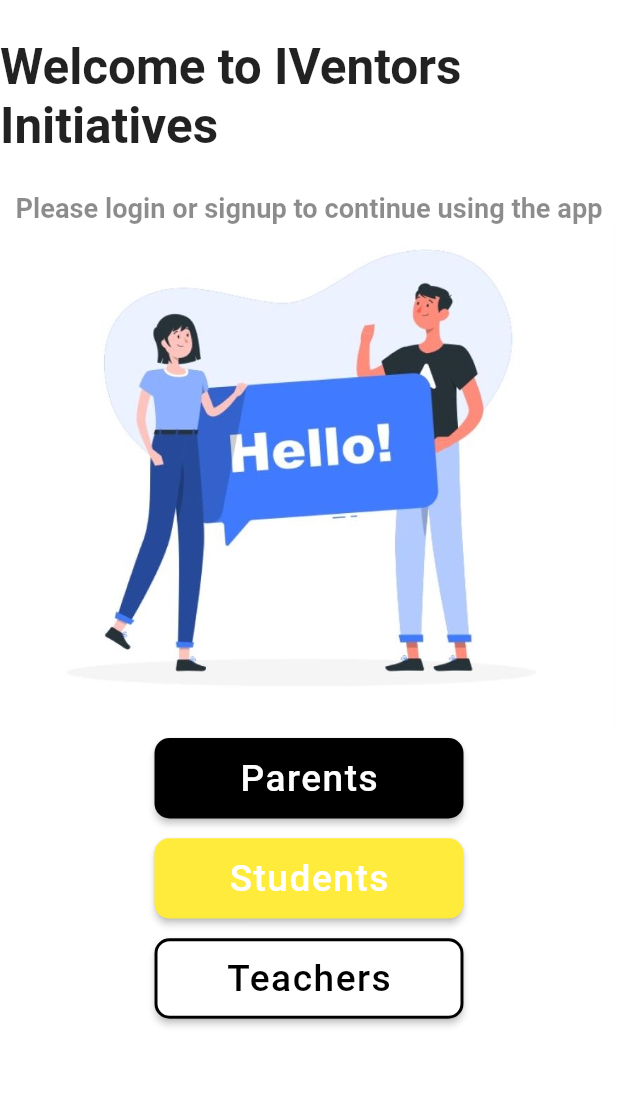
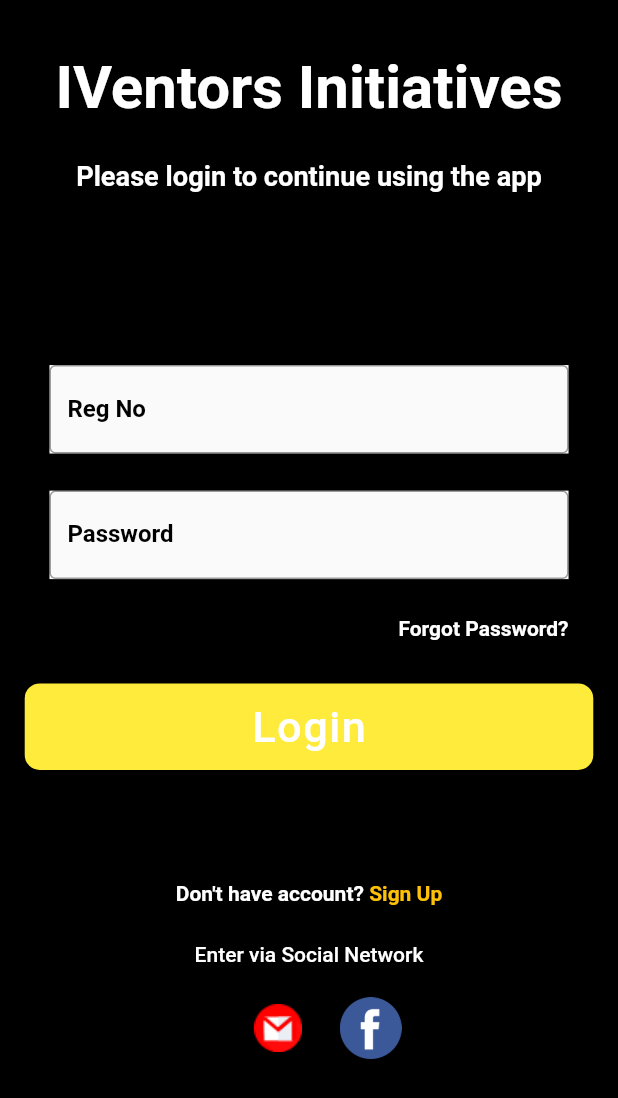
Before and after one commit to jugal-bit/IVARA-App-Development, a Flutter app: the screen it shows after launch, after a tap on "Parents", on a phone screen of 412 x 824 dp. Shown: the top 1098 px of the screen. Run offline on Flutter 3.47's test engine with Material 2 defaults, Android fonts, the phone set to English and light mode, and no system bars; our stand-ins replace splashscreen.

Commit message:
parents login and signup done

```diff
--- a/lib/introPage.dart
+++ b/lib/introPage.dart
@@ -1,4 +1,5 @@
 import 'package:flutter/material.dart';
+import 'package:ivara_techer_app/parents_app/loginpageparents.dart';
 import 'teacher_app/constants.dart';
 import 'teacher_app/loginPage.dart';
 
@@ -55,7 +56,31 @@ class IntroPage extends StatelessWidget {
                 'assets/vector1.jpeg',
                 alignment: Alignment.center,
               ),
-              createButton('Parents', Colors.black, Colors.white),
+              // createButton('Parents', Colors.black, Colors.white),
+              Padding(
+                padding: EdgeInsets.all(height * 0.008),
+                child: ButtonTheme(
+                  height: height * 0.065,
+                  minWidth: width * 0.5,
+                  child: RaisedButton(
+                    onPressed: () {
+                      Navigator.push(context, MaterialPageRoute(builder: (context) => LoginPagep()));
+                    },
+                    color: Colors.black,
+                    child: Text(
+                      'Parents',
+                      style: TextStyle(
+                          color: Colors.white,
+                          fontSize: height * 0.03,
+                          letterSpacing: 1),
+                    ),
+                    shape: RoundedRectangleBorder(
+                      side: BorderSide(color: Colors.black, width: 2),
+                      borderRadius: new BorderRadius.circular(10.0),
+                    ),
+                  ),
+                ),
+              ),
               createButton('Students', Colors.yellow, Colors.white),
               Padding(
                 padding: EdgeInsets.all(height * 0.008),
--- /dev/null
+++ b/lib/parents_app/loginpageparents.dart
@@ -0,0 +1,137 @@
+
+import 'package:flutter/material.dart';
+import 'package:ivara_techer_app/parents_app/signuppageparents.dart';
+import 'package:ivara_techer_app/teacher_app/constants.dart';
+
+
+class LoginPagep extends StatefulWidget{
+  @override
+  _LoginPagepState createState() => _LoginPagepState();
+}
+
+class _LoginPagepState  extends State<LoginPagep>{
+  @override
+  Widget build(BuildContext context) {
+    // TODO: implement build
+    return Scaffold(
+      backgroundColor: Colors.black,
+      body: SafeArea(
+        child: Container(
+          child: ListView(
+            children: [
+              SizedBox(
+                height: 10,
+              ),
+              Padding(
+                  padding: EdgeInsets.symmetric(vertical: 25.0),
+              child: Center(
+                child: Text('IVentors Initiatives',
+                style: TextStyle(
+                  color: Colors.white,
+                  fontSize: 40.0,
+                  fontWeight: FontWeight.w600
+                ),),
+              ),
+              ),
+              Center(
+                child: Text(
+                  'Please login to continue using the app',
+                  style: TextStyle(
+                    color: Colors.white,
+                    fontSize: height * 0.022,
+                    fontWeight: FontWeight.w600,
+                  ),
+                ),
+              ),
+              SizedBox(
+                height: height * 0.125,
+              ),
+              Padding(
+                padding: textFieldPadding,
+                child: Material(
+                  elevation: 20,
+                  child: TextField(
+                    decoration: InputDecoration(
+                      border: OutlineInputBorder(),
+                      labelText: 'Reg No',
+                      labelStyle: TextStyle(color: Colors.black, fontWeight: FontWeight.w600),
+                      hintText: 'Your Registration Number',
+                    ),
+                  ),
+                ),
+              ),
+              Padding(
+                padding: textFieldPadding,
+                child: Material(
+                  elevation: 20,
+                  child: TextField(
+                    obscureText: true,
+                    decoration: InputDecoration(
+                      border: OutlineInputBorder(),
+                      labelText: 'Password',
+                      labelStyle: TextStyle(color: Colors.black, fontWeight: FontWeight.w600),
+                      hintText: 'Your Password',
+                    ),
+                  ),
+                ),
+              ),
+              Padding(
+                padding: textFieldPadding,
+                child: Align(
+                  alignment: Alignment.topRight,
+                  child: Text('Forgot Password?',
+                      style: TextStyle( color: Colors.white,  fontWeight: FontWeight.w600)),
+                ),
+              ),
+              Padding(
+                padding: EdgeInsets.all(height * 0.02),
+                child: ButtonTheme(
+                  height: height * 0.07,
+                  minWidth: width * 0.5,
+                  child: RaisedButton(
+                      onPressed: () {},
+                      color: Colors.yellow,
+                      child: Text(
+                        'Login',
+                        style: TextStyle(
+                            color: Colors.white,
+                            fontSize: height * 0.035,
+                            letterSpacing: 1),
+                      ),
+                      shape: new RoundedRectangleBorder(
+                          borderRadius: new BorderRadius.circular(10.0))),
+                ),
+              ),
+              SizedBox(
+                height: height * 0.07,
+              ),
+              Row(
+                mainAxisAlignment: MainAxisAlignment.center,
+                children: [
+                  Text('Don\'t have account? ',
+                      style: TextStyle( color: Colors.white,  fontWeight: FontWeight.w600)),
+                  GestureDetector(
+                    onTap:(){
+                      Navigator.push(context,MaterialPageRoute(builder: (context)=>SignUpPage2()));
+                    },
+                    child: Text('Sign Up',
+                        style: TextStyle(
+                            color: Colors.amber, fontWeight: FontWeight.w600)),
+                  )
+                ],
+              ),
+              SizedBox(height:height*0.03),
+              Center(child: Text('Enter via Social Network',style: TextStyle(color: Colors.white,fontWeight: FontWeight.w500))),
+              Row(mainAxisAlignment: MainAxisAlignment.center,
+                children: [
+                  Image.asset('assets/gmail_icon.png',height:height*0.1),
+                  Image.asset('assets/facebook.png',height:height*0.05),
+                ],
+              )
+            ],
+          ),
+        ),
+      ),
+    );
+  }
+}
```
Also changed, not shown: lib/parents_app/signuppageparents.dart (added, +168 -0 lines), pubspec.lock.
